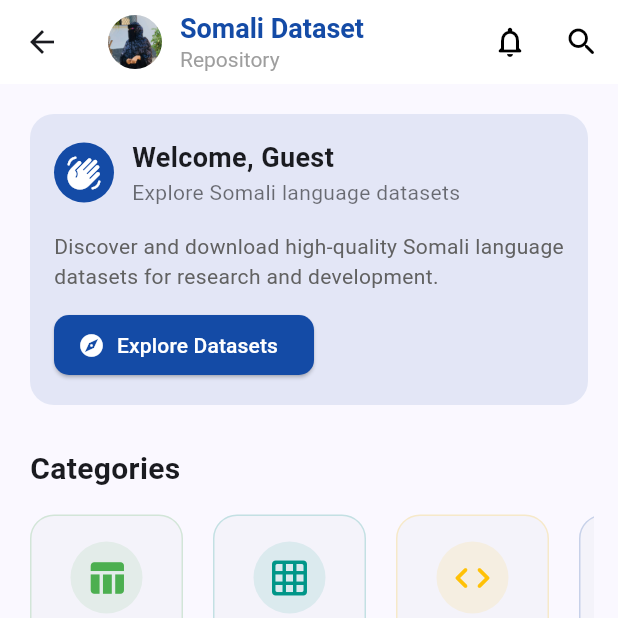
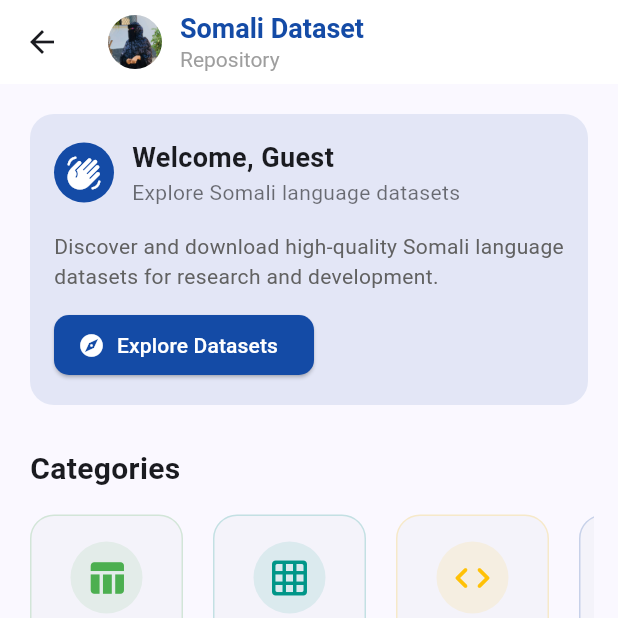
Before and after one commit to alidiamond1/final, a Flutter app: the HomeContent screen opened directly, on a phone screen of 412 x 824 dp, the top half of it. Run offline on Flutter 3.47's test engine with Material 3 defaults, Android fonts, the phone set to English and light mode, and no system bars; our stand-ins replace image_picker, permission_handler, shared_preferences; missing offline and left inert: flutter_downloader; accounts and stored records are empty; Roboto replaces fonts that are missing (Arial).

```diff
--- a/mymobileapp/lib/home_screen.dart
+++ b/mymobileapp/lib/home_screen.dart
@@ -133,16 +133,6 @@ class HomeContent extends StatelessWidget {
                           ),
                         ],
                       ),
-                      actions: [
-                        IconButton(
-                          icon: const Icon(Icons.notifications_none_rounded, color: Colors.black),
-                          onPressed: () {},
-                        ),
-                        IconButton(
-                          icon: const Icon(Icons.search_rounded, color: Colors.black),
-                          onPressed: () {},
-                        ),
-                      ],
                     ),
 
                     // Content
```
Also changed, not shown: 4 other files.
